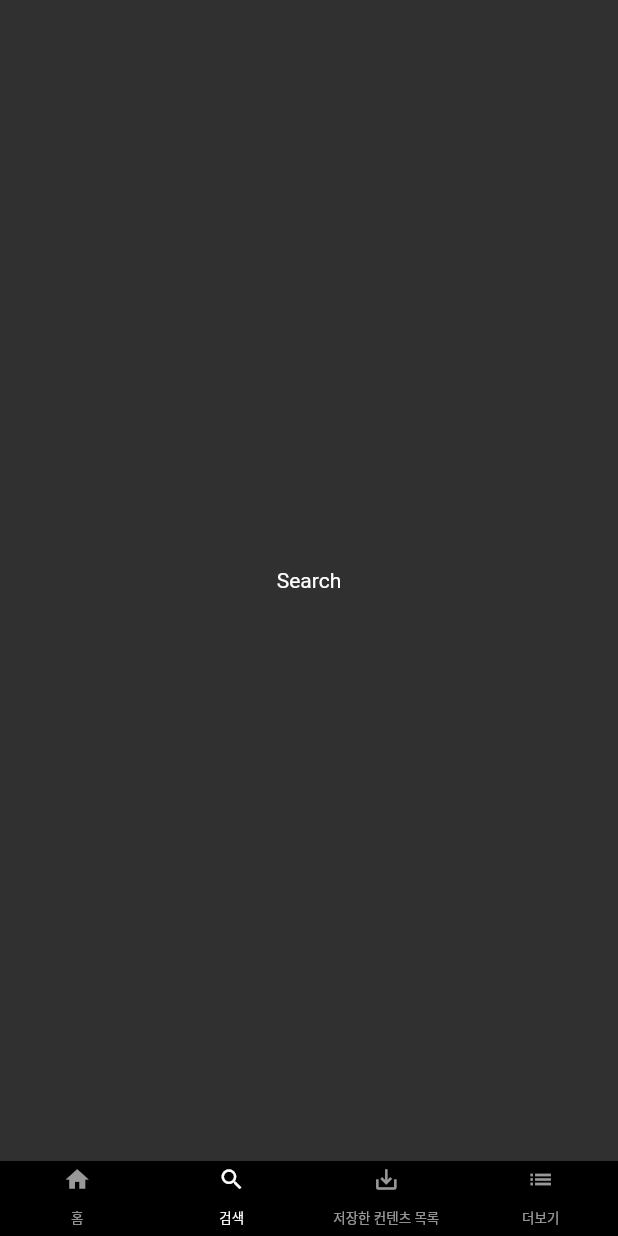
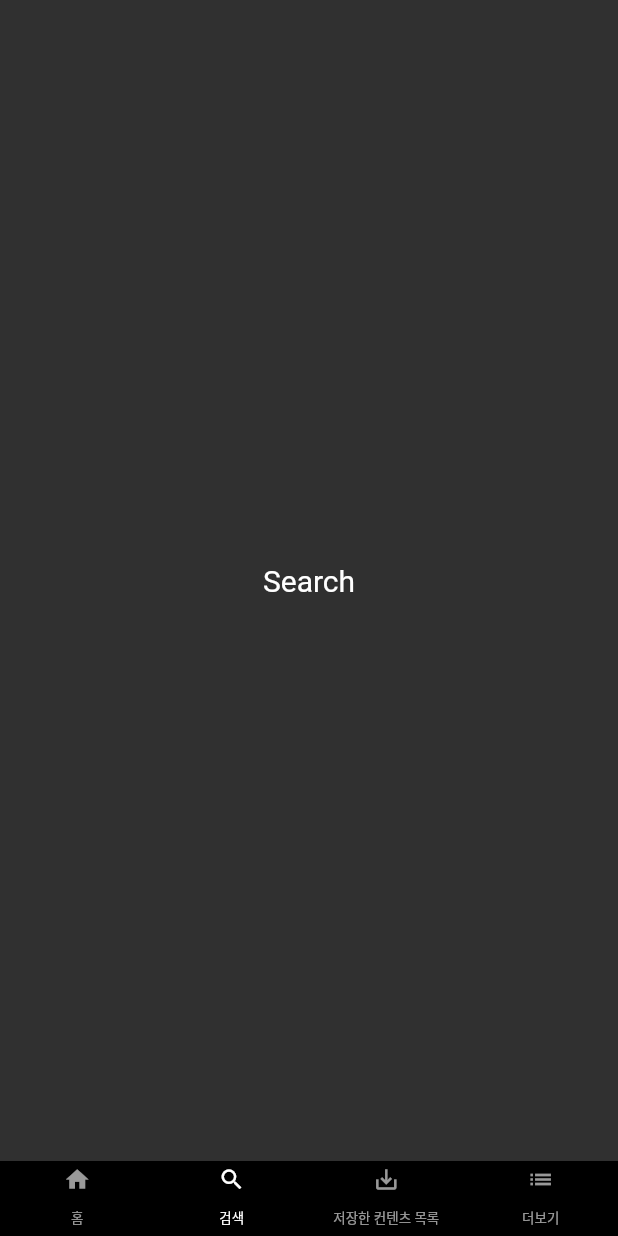
Before and after one commit to Mingsicogi/mins_app, a Flutter app: the screen it shows after launch, item 2 of the bottom bar chosen, on a phone screen of 412 x 824 dp. Run offline on Flutter 3.47's test engine with Material 2 defaults, Android fonts, the phone set to English and light mode, and no system bars; our stand-ins replace carousel_slider.

Commit message:
Add Search Screen implements

```diff
--- a/lib/main.dart
+++ b/lib/main.dart
@@ -1,5 +1,6 @@
 import 'package:flutter/material.dart';
 import 'package:mins_app/screen/home_screen.dart';
+import 'package:mins_app/screen/search_screen.dart';
 import 'package:mins_app/widget/bottom_bar_nav.dart';
 
 void main() => runApp(MinsApp());
@@ -26,7 +27,8 @@ class MinsStateApp extends State {
             children: <Widget>[
 //              Container(child: Center(child: Text('Home'),),),
               HomeScreen(),
-              Container(child: Center(child: Text('Search'),),),
+//              Container(child: Center(child: Text('Search'),),),
+              SearchScreen(),
               Container(child: Center(child: Text('Save'),),),
               Container(child: Center(child: Text('More'),),),
             ], // Widgets[]
--- /dev/null
+++ b/lib/screen/search_screen.dart
@@ -0,0 +1,26 @@
+import 'package:flutter/material.dart';
+
+class SearchScreen extends StatefulWidget {
+  _SearchScreenState createState() => _SearchScreenState();
+}
+
+class _SearchScreenState extends State<SearchScreen> {
+  @override
+  Widget build(BuildContext context) {
+    return Container(
+      child: Row(
+        mainAxisAlignment: MainAxisAlignment.center,
+        children: <Widget>[
+          Column(
+            mainAxisAlignment: MainAxisAlignment.center,
+            children: <Widget>[
+              Container(
+                child: Text('Search', style: TextStyle(fontSize: 20,),),
+              )
+            ],
+          )
+        ],
+      ),
+    );
+  }
+}
```
